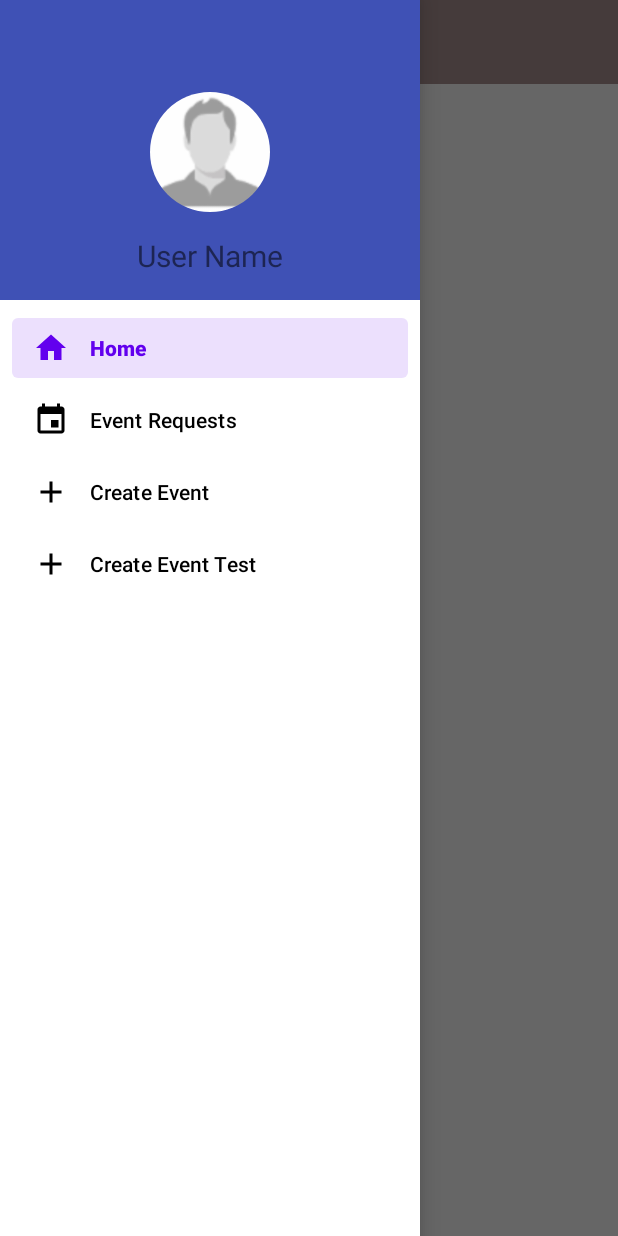
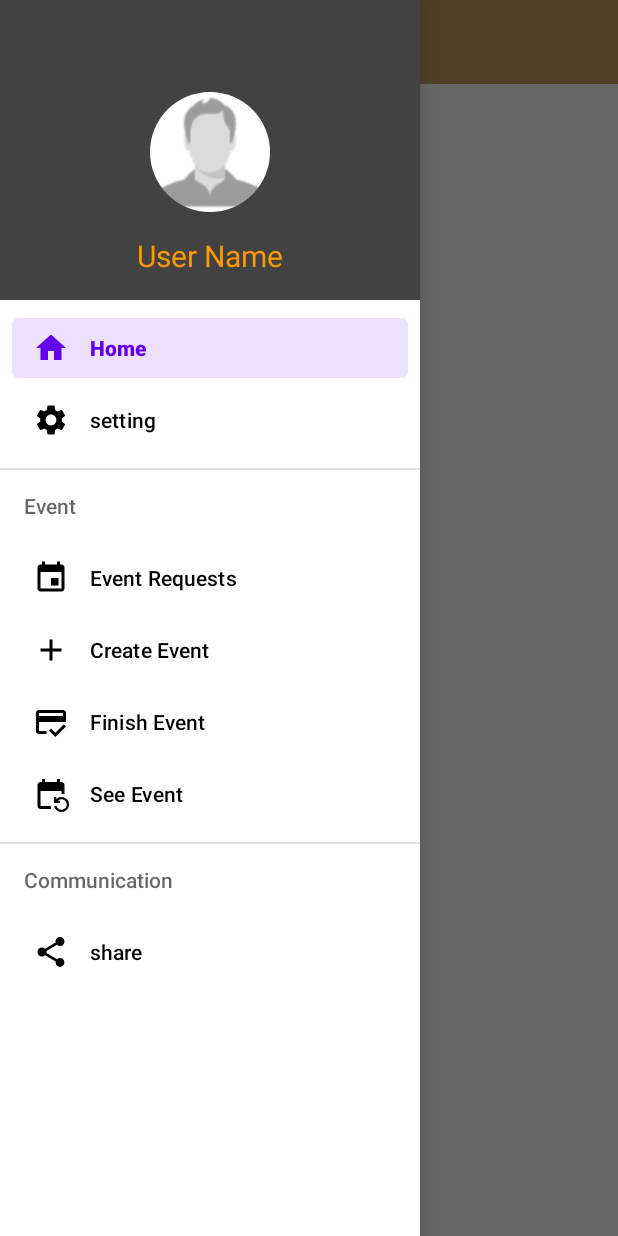
Before and after one commit to Abdulla-Al-Mued/fundForChangeTest, an Android app: the UserMainActivity screen opened directly, with no data from a screen before it, with the side drawer open, on a phone screen of 412 x 824 dp. Run offline under Robolectric (Android 15) with nearby library versions, the phone set to English and light mode, and no system bars; our stand-ins replace CircleImageView; Roboto replaces fonts that are not available here.

Commit message:
ui improved

```diff
--- a/app/src/main/java/com/example/fundforchangetest/activities/user/UserMainActivity.java
+++ b/app/src/main/java/com/example/fundforchangetest/activities/user/UserMainActivity.java
@@ -16,6 +16,7 @@ import android.view.View;
 import android.widget.Toast;
 
 import com.example.fundforchangetest.R;
+import com.example.fundforchangetest.activities.home;
 import com.example.fundforchangetest.activities.profile;
 import com.example.fundforchangetest.activities.user.event.createEventFragment;
 import com.example.fundforchangetest.activities.user.eventRequest.pendingEvents;
@@ -104,6 +105,12 @@ public class UserMainActivity extends AppCompatActivity implements NavigationVie
                 ft2.commit();
 
                 break;
+                case  (R.id.nav_see_event):
+                //temp = new Share();
+                    Intent intent1 = new Intent(UserMainActivity.this, home.class);
+                    startActivity(intent1);
+
+                break;
 
 
         }
--- /dev/null
+++ b/app/src/main/res/drawable/ic_end_event.xml
@@ -0,0 +1,10 @@
+<vector xmlns:android="http://schemas.android.com/apk/res/android"
+    android:width="24dp"
+    android:height="24dp"
+    android:viewportWidth="24"
+    android:viewportHeight="24"
+    android:tint="?attr/colorControlNormal">
+  <path
+      android:fillColor="@android:color/white"
+      android:pathData="M20,4H4C2.89,4 2.01,4.89 2.01,6L2,18c0,1.11 0.89,2 2,2h5v-2H4v-6h18V6C22,4.89 21.11,4 20,4zM20,8H4V6h16V8zM14.93,19.17l-2.83,-2.83l-1.41,1.41L14.93,22L22,14.93l-1.41,-1.41L14.93,19.17z"/>
+</vector>
--- /dev/null
+++ b/app/src/main/res/drawable/ic_exit.xml
@@ -0,0 +1,10 @@
+<vector xmlns:android="http://schemas.android.com/apk/res/android"
+    android:width="24dp"
+    android:height="24dp"
+    android:viewportWidth="24"
+    android:viewportHeight="24"
+    android:tint="?attr/colorControlNormal">
+  <path
+      android:fillColor="@android:color/white"
+      android:pathData="M13,3h-2v10h2L13,3zM17.83,5.17l-1.42,1.42C17.99,7.86 19,9.81 19,12c0,3.87 -3.13,7 -7,7s-7,-3.13 -7,-7c0,-2.19 1.01,-4.14 2.58,-5.42L6.17,5.17C4.23,6.82 3,9.26 3,12c0,4.97 4.03,9 9,9s9,-4.03 9,-9c0,-2.74 -1.23,-5.18 -3.17,-6.83z"/>
+</vector>
--- /dev/null
+++ b/app/src/main/res/drawable/ic_menu.xml
@@ -0,0 +1,5 @@
+<vector android:height="24dp" android:tint="#FFFFFF"
+    android:viewportHeight="24" android:viewportWidth="24"
+    android:width="24dp" xmlns:android="http://schemas.android.com/apk/res/android">
+    <path android:fillColor="@android:color/white" android:pathData="M3,18h18v-2L3,16v2zM3,13h18v-2L3,11v2zM3,6v2h18L21,6L3,6z"/>
+</vector>
--- /dev/null
+++ b/app/src/main/res/drawable/ic_see_event.xml
@@ -0,0 +1,10 @@
+<vector xmlns:android="http://schemas.android.com/apk/res/android"
+    android:width="24dp"
+    android:height="24dp"
+    android:viewportWidth="24"
+    android:viewportHeight="24"
+    android:tint="?attr/colorControlNormal">
+  <path
+      android:fillColor="@android:color/white"
+      android:pathData="M21,12V6c0,-1.1 -0.9,-2 -2,-2h-1V2h-2v2H8V2H6v2H5C3.9,4 3,4.9 3,6v14c0,1.1 0.9,2 2,2h7v-2H5V10h14v2H21zM15.64,20c0.43,1.45 1.77,2.5 3.36,2.5c1.93,0 3.5,-1.57 3.5,-3.5s-1.57,-3.5 -3.5,-3.5c-0.95,0 -1.82,0.38 -2.45,1l1.45,0V18h-4v-4h1.5l0,1.43C16.4,14.55 17.64,14 19,14c2.76,0 5,2.24 5,5s-2.24,5 -5,5c-2.42,0 -4.44,-1.72 -4.9,-4L15.64,20z"/>
+</vector>
--- /dev/null
+++ b/app/src/main/res/drawable/ic_settings.xml
@@ -0,0 +1,10 @@
+<vector xmlns:android="http://schemas.android.com/apk/res/android"
+    android:width="24dp"
+    android:height="24dp"
+    android:viewportWidth="24"
+    android:viewportHeight="24"
+    android:tint="?attr/colorControlNormal">
+  <path
+      android:fillColor="@android:color/white"
+      android:pathData="M19.14,12.94c0.04,-0.3 0.06,-0.61 0.06,-0.94c0,-0.32 -0.02,-0.64 -0.07,-0.94l2.03,-1.58c0.18,-0.14 0.23,-0.41 0.12,-0.61l-1.92,-3.32c-0.12,-0.22 -0.37,-0.29 -0.59,-0.22l-2.39,0.96c-0.5,-0.38 -1.03,-0.7 -1.62,-0.94L14.4,2.81c-0.04,-0.24 -0.24,-0.41 -0.48,-0.41h-3.84c-0.24,0 -0.43,0.17 -0.47,0.41L9.25,5.35C8.66,5.59 8.12,5.92 7.63,6.29L5.24,5.33c-0.22,-0.08 -0.47,0 -0.59,0.22L2.74,8.87C2.62,9.08 2.66,9.34 2.86,9.48l2.03,1.58C4.84,11.36 4.8,11.69 4.8,12s0.02,0.64 0.07,0.94l-2.03,1.58c-0.18,0.14 -0.23,0.41 -0.12,0.61l1.92,3.32c0.12,0.22 0.37,0.29 0.59,0.22l2.39,-0.96c0.5,0.38 1.03,0.7 1.62,0.94l0.36,2.54c0.05,0.24 0.24,0.41 0.48,0.41h3.84c0.24,0 0.44,-0.17 0.47,-0.41l0.36,-2.54c0.59,-0.24 1.13,-0.56 1.62,-0.94l2.39,0.96c0.22,0.08 0.47,0 0.59,-0.22l1.92,-3.32c0.12,-0.22 0.07,-0.47 -0.12,-0.61L19.14,12.94zM12,15.6c-1.98,0 -3.6,-1.62 -3.6,-3.6s1.62,-3.6 3.6,-3.6s3.6,1.62 3.6,3.6S13.98,15.6 12,15.6z"/>
+</vector>
--- /dev/null
+++ b/app/src/main/res/drawable/ic_share.xml
@@ -0,0 +1,10 @@
+<vector xmlns:android="http://schemas.android.com/apk/res/android"
+    android:width="24dp"
+    android:height="24dp"
+    android:viewportWidth="24"
+    android:viewportHeight="24"
+    android:tint="?attr/colorControlNormal">
+  <path
+      android:fillColor="@android:color/white"
+      android:pathData="M18,16.08c-0.76,0 -1.44,0.3 -1.96,0.77L8.91,12.7c0.05,-0.23 0.09,-0.46 0.09,-0.7s-0.04,-0.47 -0.09,-0.7l7.05,-4.11c0.54,0.5 1.25,0.81 2.04,0.81 1.66,0 3,-1.34 3,-3s-1.34,-3 -3,-3 -3,1.34 -3,3c0,0.24 0.04,0.47 0.09,0.7L8.04,9.81C7.5,9.31 6.79,9 6,9c-1.66,0 -3,1.34 -3,3s1.34,3 3,3c0.79,0 1.5,-0.31 2.04,-0.81l7.12,4.16c-0.05,0.21 -0.08,0.43 -0.08,0.65 0,1.61 1.31,2.92 2.92,2.92 1.61,0 2.92,-1.31 2.92,-2.92s-1.31,-2.92 -2.92,-2.92z"/>
+</vector>
--- a/app/src/main/res/layout/activity_user_main.xml
+++ b/app/src/main/res/layout/activity_user_main.xml
@@ -24,11 +24,11 @@
             android:id="@+id/toolbar"
             android:layout_width="match_parent"
             android:layout_height="wrap_content"
-            android:background="#AC9393"
+            android:background="#BAB87E28"
             android:minHeight="?attr/actionBarSize"
             android:theme="?attr/actionBarTheme"
             app:title=" "
-            app:navigationIcon="@drawable/ic_nav"
+            app:navigationIcon="@drawable/ic_menu"
             tools:layout_editor_absoluteX="0dp"
             tools:layout_editor_absoluteY="0dp"
             >
--- a/app/src/main/res/layout/nav_header_user_main.xml
+++ b/app/src/main/res/layout/nav_header_user_main.xml
@@ -2,7 +2,7 @@
 <LinearLayout xmlns:android="http://schemas.android.com/apk/res/android"
     android:layout_width="match_parent"
     android:layout_height="200dp"
-    android:background="#3F51B5"
+    android:background="@color/cardview_dark_background"
     android:gravity="bottom"
     android:paddingLeft="16dp"
     android:paddingTop="16dp"
@@ -25,6 +25,7 @@
         android:layout_width="wrap_content"
         android:layout_height="wrap_content"
         android:text="User Name"
+        android:textColor="#FF9900"
         android:layout_gravity="center_horizontal"
         android:textSize="20dp"/>
 
--- a/app/src/main/res/menu/main_menu.xml
+++ b/app/src/main/res/menu/main_menu.xml
@@ -8,6 +8,19 @@
             android:icon="@drawable/ic_baseline_home_24"
             android:title="Home" />
         <item
+            android:id="@+id/nav_setting"
+            android:icon="@drawable/ic_settings"
+            android:title="setting" />
+
+
+    </group>
+
+    <item android:title="Event">
+
+        <menu>
+            <group android:checkableBehavior="single">
+
+                <item
                     android:id="@+id/nav_myevents"
                     android:icon="@drawable/ic_baseline_event_24"
                     android:title="Event Requests" />
@@ -17,10 +30,37 @@
                     android:icon="@drawable/ic_baseline_add_24"
                     android:title="Create Event" />
                 <item
-            android:id="@+id/nav_create_event2"
-            android:icon="@drawable/ic_baseline_add_24"
-            android:title="Create Event Test" />
+                    android:id="@+id/nav_finish_event"
+                    android:icon="@drawable/ic_end_event"
+                    android:title="Finish Event" />
+                <item
+                    android:id="@+id/nav_see_event"
+                    android:icon="@drawable/ic_see_event"
+                    android:title="See Event" />
 
             </group>
 
         </menu>
+
+    </item>
+
+    <item android:title="Communication">
+
+        <menu>
+            <group android:checkableBehavior="single">
+
+                <item
+                    android:id="@+id/nav_share"
+                    android:icon="@drawable/ic_share"
+                    android:title="share" />
+
+            </group>
+
+        </menu>
+
+    </item>
+
+
+
+
+</menu>
--- a/app/src/main/res/values-night/themes.xml
+++ b/app/src/main/res/values-night/themes.xml
@@ -10,7 +10,7 @@
         <item name="colorSecondaryVariant">@color/teal_200</item>
         <item name="colorOnSecondary">@color/black</item>
         <!-- Status bar color. -->
-        <item name="android:statusBarColor" tools:targetApi="l">?attr/colorPrimaryVariant</item>
+        <item name="android:statusBarColor" tools:targetApi="l">#A3493E3E</item>
         <!-- Customize your theme here. -->
     </style>
 </resources>
--- a/app/src/main/res/values/themes.xml
+++ b/app/src/main/res/values/themes.xml
@@ -10,7 +10,7 @@
         <item name="colorSecondaryVariant">@color/teal_700</item>
         <item name="colorOnSecondary">@color/black</item>
         <!-- Status bar color. -->
-        <item name="android:statusBarColor" tools:targetApi="l">?attr/colorPrimaryVariant</item>
+        <item name="android:statusBarColor" tools:targetApi="l">#A3493E3E</item>
         <!-- Customize your theme here. -->
     </style>
 </resources>
```
Lines whose indentation alone changed are shown as unchanged.
